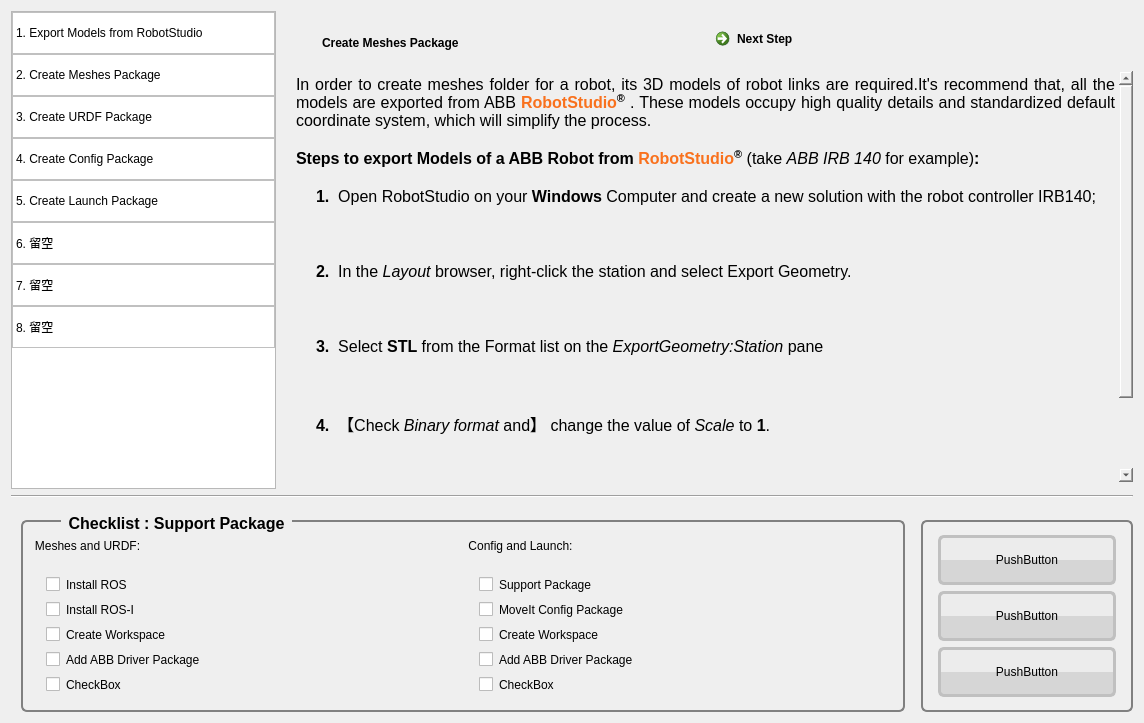
First picture: the form in gui/inetgration_assistant/AbbRosI-Intg-Asst/dialog_pkg_support.ui, repository Yifei1988/abb_ros-i_integration, before the edit.
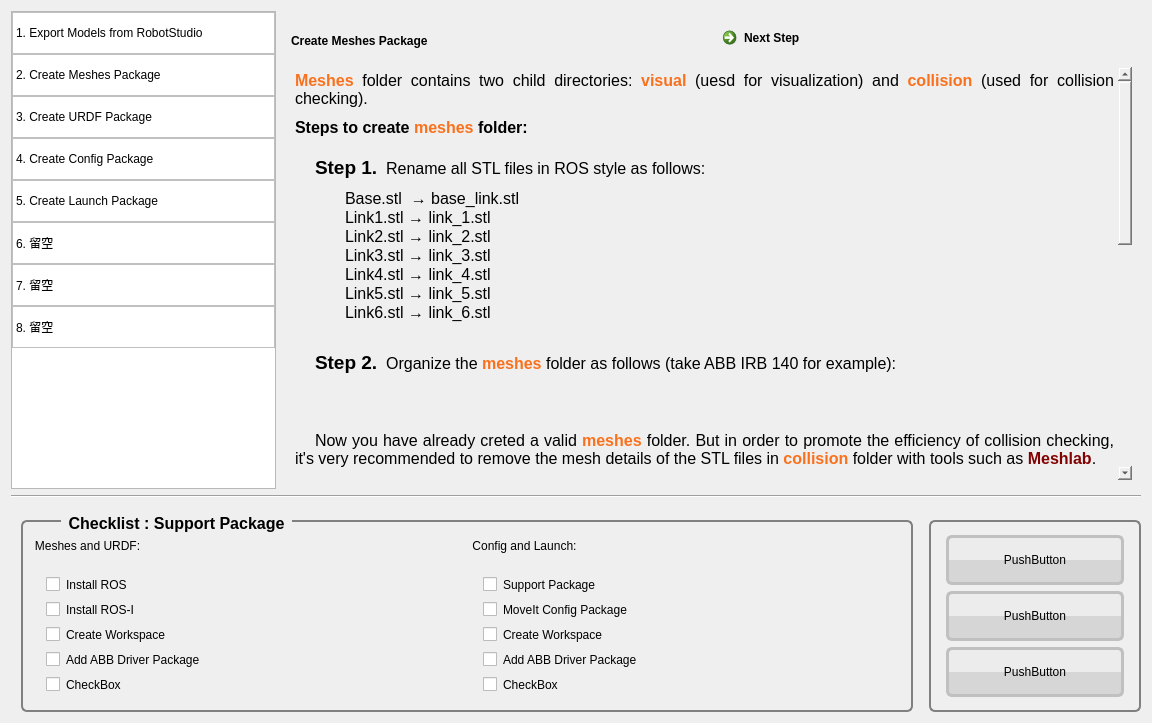
Second picture: the form after the edit. Icons and pictures are not drawn.

Commit message: gui: add meshes duide to dialog_pkg_support

Patch:
```diff
--- a/gui/inetgration_assistant/AbbRosI-Intg-Asst/dialog_pkg_support.ui
+++ b/gui/inetgration_assistant/AbbRosI-Intg-Asst/dialog_pkg_support.ui
@@ -6,7 +6,7 @@
    <rect>
     <x>0</x>
     <y>0</y>
-    <width>1144</width>
+    <width>1146</width>
     <height>723</height>
    </rect>
   </property>
@@ -220,60 +220,10 @@
           </layout>
          </widget>
          <widget class="QWidget" name="page_2">
-          <widget class="QTextBrowser" name="textBrowser_7">
-           <property name="geometry">
-            <rect>
-             <x>10</x>
-             <y>60</y>
-             <width>841</width>
-             <height>411</height>
-            </rect>
-           </property>
-           <property name="minimumSize">
-            <size>
-             <width>841</width>
-             <height>351</height>
-            </size>
-           </property>
-           <property name="styleSheet">
-            <string notr="true">background-color: transparent;
-border: 0px;</string>
-           </property>
-           <property name="html">
-            <string>&lt;!DOCTYPE HTML PUBLIC &quot;-//W3C//DTD HTML 4.0//EN&quot; &quot;http://www.w3.org/TR/REC-html40/strict.dtd&quot;&gt;
-&lt;html&gt;&lt;head&gt;&lt;meta name=&quot;qrichtext&quot; content=&quot;1&quot; /&gt;&lt;style type=&quot;text/css&quot;&gt;
-p, li { white-space: pre-wrap; }
-&lt;/style&gt;&lt;/head&gt;&lt;body style=&quot; font-family:'Ubuntu'; font-size:11pt; font-weight:400; font-style:normal;&quot;&gt;
-&lt;p align=&quot;justify&quot; style=&quot; margin-top:0px; margin-bottom:0px; margin-left:0px; margin-right:0px; -qt-block-indent:0; text-indent:0px;&quot;&gt;&lt;span style=&quot; font-size:12pt;&quot;&gt;In order to create meshes folder for a robot, its 3D models of robot links are required.It's recommend that, all the models are exported from ABB&lt;/span&gt;&lt;span style=&quot; font-size:12pt; color:#e01212;&quot;&gt; &lt;/span&gt;&lt;span style=&quot; font-size:12pt; font-weight:600; color:#f9711d;&quot;&gt;RobotStudio&lt;/span&gt;&lt;span style=&quot; font-size:12pt; font-weight:600; color:#000000; vertical-align:super;&quot;&gt;®&lt;/span&gt;&lt;span style=&quot; font-size:12pt;&quot;&gt; . These models occupy high quality details and standardized default coordinate system, which will simplify the process.&lt;/span&gt;&lt;/p&gt;
-&lt;p style=&quot;-qt-paragraph-type:empty; margin-top:0px; margin-bottom:0px; margin-left:0px; margin-right:0px; -qt-block-indent:0; text-indent:0px; font-size:12pt;&quot;&gt;&lt;br /&gt;&lt;/p&gt;
-&lt;p style=&quot; margin-top:0px; margin-bottom:0px; margin-left:0px; margin-right:0px; -qt-block-indent:0; text-indent:0px;&quot;&gt;&lt;span style=&quot; font-size:12pt; font-weight:600;&quot;&gt;Steps to export Models of a ABB Robot from &lt;/span&gt;&lt;span style=&quot; font-size:12pt; font-weight:600; color:#f9711d;&quot;&gt;RobotStudio&lt;/span&gt;&lt;span style=&quot; font-size:12pt; font-weight:600; color:#000000; vertical-align:super;&quot;&gt;®&lt;/span&gt;&lt;span style=&quot; font-size:12pt;&quot;&gt; (take &lt;/span&gt;&lt;span style=&quot; font-size:12pt; font-style:italic;&quot;&gt;ABB IRB 140 &lt;/span&gt;&lt;span style=&quot; font-size:12pt;&quot;&gt;for example)&lt;/span&gt;&lt;span style=&quot; font-size:12pt; font-weight:600;&quot;&gt;:&lt;/span&gt;&lt;/p&gt;
-&lt;p style=&quot;-qt-paragraph-type:empty; margin-top:0px; margin-bottom:0px; margin-left:0px; margin-right:0px; -qt-block-indent:0; text-indent:0px; font-size:12pt; font-weight:600;&quot;&gt;&lt;br /&gt;&lt;/p&gt;
-&lt;p align=&quot;justify&quot; style=&quot; margin-top:0px; margin-bottom:10px; margin-left:0px; margin-right:0px; -qt-block-indent:0; text-indent:20px;&quot;&gt;&lt;span style=&quot; font-size:12pt; font-weight:600;&quot;&gt;1.  &lt;/span&gt;&lt;span style=&quot; font-size:12pt;&quot;&gt;Open RobotStudio on your &lt;/span&gt;&lt;span style=&quot; font-size:12pt; font-weight:600;&quot;&gt;Windows &lt;/span&gt;&lt;span style=&quot; font-size:12pt;&quot;&gt;Computer and create a new solution with the robot controller IRB140;&lt;/span&gt;&lt;/p&gt;
-&lt;p align=&quot;justify&quot; style=&quot; margin-top:0px; margin-bottom:10px; margin-left:0px; margin-right:0px; -qt-block-indent:0; text-indent:20px;&quot;&gt;&lt;img src=&quot;:/pic/expt_mdl_step_1.png&quot; /&gt;&lt;/p&gt;
-&lt;p align=&quot;justify&quot; style=&quot;-qt-paragraph-type:empty; margin-top:0px; margin-bottom:10px; margin-left:0px; margin-right:0px; -qt-block-indent:0; text-indent:20px;&quot;&gt;&lt;br /&gt;&lt;/p&gt;
-&lt;p align=&quot;justify&quot; style=&quot; margin-top:0px; margin-bottom:10px; margin-left:0px; margin-right:0px; -qt-block-indent:0; text-indent:20px;&quot;&gt;&lt;span style=&quot; font-size:12pt; font-weight:600;&quot;&gt;2.  &lt;/span&gt;&lt;span style=&quot; font-size:12pt;&quot;&gt;In the &lt;/span&gt;&lt;span style=&quot; font-size:12pt; font-style:italic;&quot;&gt;Layout &lt;/span&gt;&lt;span style=&quot; font-size:12pt;&quot;&gt;browser, right-click the station and select Export Geometry.&lt;/span&gt;&lt;/p&gt;
-&lt;p align=&quot;justify&quot; style=&quot; margin-top:0px; margin-bottom:10px; margin-left:0px; margin-right:0px; -qt-block-indent:0; text-indent:20px;&quot;&gt;&lt;img src=&quot;:/pic/expt_mdl_step_2.png&quot; /&gt;&lt;/p&gt;
-&lt;p align=&quot;justify&quot; style=&quot;-qt-paragraph-type:empty; margin-top:0px; margin-bottom:10px; margin-left:0px; margin-right:0px; -qt-block-indent:0; text-indent:20px;&quot;&gt;&lt;br /&gt;&lt;/p&gt;
-&lt;p align=&quot;justify&quot; style=&quot; margin-top:0px; margin-bottom:10px; margin-left:0px; margin-right:0px; -qt-block-indent:0; text-indent:20px;&quot;&gt;&lt;span style=&quot; font-size:12pt; font-weight:600;&quot;&gt;3.  &lt;/span&gt;&lt;span style=&quot; font-size:12pt;&quot;&gt;Select &lt;/span&gt;&lt;span style=&quot; font-size:12pt; font-weight:600;&quot;&gt;STL&lt;/span&gt;&lt;span style=&quot; font-size:12pt;&quot;&gt; from the Format list on the &lt;/span&gt;&lt;span style=&quot; font-size:12pt; font-style:italic;&quot;&gt;ExportGeometry:Station&lt;/span&gt;&lt;span style=&quot; font-size:12pt;&quot;&gt; pane&lt;/span&gt;&lt;/p&gt;
-&lt;p align=&quot;justify&quot; style=&quot; margin-top:0px; margin-bottom:10px; margin-left:0px; margin-right:0px; -qt-block-indent:0; text-indent:20px;&quot;&gt;&lt;img src=&quot;:/pic/expt_mdl_step_3.png&quot; /&gt;&lt;/p&gt;
-&lt;p align=&quot;justify&quot; style=&quot;-qt-paragraph-type:empty; margin-top:0px; margin-bottom:10px; margin-left:0px; margin-right:0px; -qt-block-indent:0; text-indent:20px;&quot;&gt;&lt;br /&gt;&lt;/p&gt;
-&lt;p align=&quot;justify&quot; style=&quot; margin-top:0px; margin-bottom:10px; margin-left:0px; margin-right:0px; -qt-block-indent:0; text-indent:20px;&quot;&gt;&lt;span style=&quot; font-size:12pt; font-weight:600;&quot;&gt;4.  【&lt;/span&gt;&lt;span style=&quot; font-size:12pt;&quot;&gt;Check &lt;/span&gt;&lt;span style=&quot; font-size:12pt; font-style:italic;&quot;&gt;Binary format&lt;/span&gt;&lt;span style=&quot; font-size:12pt;&quot;&gt; and&lt;/span&gt;&lt;span style=&quot; font-size:12pt; font-weight:600;&quot;&gt;】&lt;/span&gt;&lt;span style=&quot; font-size:12pt;&quot;&gt; change the value of &lt;/span&gt;&lt;span style=&quot; font-size:12pt; font-style:italic;&quot;&gt;Scale&lt;/span&gt;&lt;span style=&quot; font-size:12pt;&quot;&gt; to &lt;/span&gt;&lt;span style=&quot; font-size:12pt; font-weight:600;&quot;&gt;1&lt;/span&gt;&lt;span style=&quot; font-size:12pt;&quot;&gt;. &lt;/span&gt;&lt;/p&gt;
-&lt;p align=&quot;justify&quot; style=&quot; margin-top:0px; margin-bottom:10px; margin-left:0px; margin-right:0px; -qt-block-indent:0; text-indent:20px;&quot;&gt;&lt;img src=&quot;:/pic/expt_mdl_step_4.png&quot; /&gt;&lt;/p&gt;
-&lt;p align=&quot;justify&quot; style=&quot;-qt-paragraph-type:empty; margin-top:0px; margin-bottom:10px; margin-left:0px; margin-right:0px; -qt-block-indent:0; text-indent:20px;&quot;&gt;&lt;br /&gt;&lt;/p&gt;
-&lt;p align=&quot;justify&quot; style=&quot; margin-top:0px; margin-bottom:10px; margin-left:0px; margin-right:0px; -qt-block-indent:0; text-indent:20px;&quot;&gt;&lt;span style=&quot; font-size:12pt; font-weight:600;&quot;&gt;5.  &lt;/span&gt;&lt;span style=&quot; font-size:12pt;&quot;&gt;Click &lt;/span&gt;&lt;span style=&quot; font-size:12pt; font-style:italic;&quot;&gt;Export&lt;/span&gt;&lt;span style=&quot; font-size:12pt;&quot;&gt; and select the destination folder.&lt;/span&gt;&lt;/p&gt;
-&lt;p align=&quot;justify&quot; style=&quot;-qt-paragraph-type:empty; margin-top:0px; margin-bottom:10px; margin-left:0px; margin-right:0px; -qt-block-indent:0; text-indent:20px; font-size:12pt;&quot;&gt;&lt;br /&gt;&lt;/p&gt;
-&lt;p align=&quot;justify&quot; style=&quot; margin-top:0px; margin-bottom:10px; margin-left:0px; margin-right:0px; -qt-block-indent:0; text-indent:20px;&quot;&gt;&lt;span style=&quot; font-size:12pt; font-weight:600;&quot;&gt;6.  &lt;/span&gt;&lt;span style=&quot; font-size:12pt;&quot;&gt;Repeat this process for the rest of links in the robot (Base ~ Link6).&lt;/span&gt;&lt;/p&gt;&lt;/body&gt;&lt;/html&gt;</string>
-           </property>
-          </widget>
-          <widget class="QWidget" name="">
-           <property name="geometry">
-            <rect>
-             <x>40</x>
-             <y>10</y>
-             <width>556</width>
-             <height>43</height>
-            </rect>
-           </property>
+          <layout class="QGridLayout" name="gridLayout_4">
+           <item row="0" column="0">
+            <layout class="QVBoxLayout" name="verticalLayout_8">
+             <item>
            <layout class="QHBoxLayout" name="horizontalLayout_7">
             <item>
              <widget class="QLabel" name="label_title_2">
@@ -311,7 +261,69 @@
              </widget>
             </item>
            </layout>
-          </widget>
+             </item>
+             <item>
+              <widget class="QTextBrowser" name="textBrowser_7">
+               <property name="minimumSize">
+                <size>
+                 <width>841</width>
+                 <height>351</height>
+                </size>
+               </property>
+               <property name="styleSheet">
+                <string notr="true">background-color: transparent;
+border: 0px;</string>
+               </property>
+               <property name="html">
+                <string>&lt;!DOCTYPE HTML PUBLIC &quot;-//W3C//DTD HTML 4.0//EN&quot; &quot;http://www.w3.org/TR/REC-html40/strict.dtd&quot;&gt;
+&lt;html&gt;&lt;head&gt;&lt;meta name=&quot;qrichtext&quot; content=&quot;1&quot; /&gt;&lt;style type=&quot;text/css&quot;&gt;
+p, li { white-space: pre-wrap; }
+&lt;/style&gt;&lt;/head&gt;&lt;body style=&quot; font-family:'Ubuntu'; font-size:11pt; font-weight:400; font-style:normal;&quot;&gt;
+&lt;p align=&quot;justify&quot; style=&quot; margin-top:0px; margin-bottom:10px; margin-left:0px; margin-right:0px; -qt-block-indent:0; text-indent:0px;&quot;&gt;&lt;span style=&quot; font-size:12pt; font-weight:600; color:#f9711d;&quot;&gt;Meshes&lt;/span&gt;&lt;span style=&quot; font-size:12pt;&quot;&gt; folder contains two child directories: &lt;/span&gt;&lt;span style=&quot; font-size:12pt; font-weight:600; color:#f9711d;&quot;&gt;visual &lt;/span&gt;&lt;span style=&quot; font-size:12pt;&quot;&gt;(uesd for visualization) and &lt;/span&gt;&lt;span style=&quot; font-size:12pt; font-weight:600; color:#f9711d;&quot;&gt;collision &lt;/span&gt;&lt;span style=&quot; font-size:12pt;&quot;&gt;(used for collision checking). &lt;/span&gt;&lt;/p&gt;
+&lt;p align=&quot;justify&quot; style=&quot; margin-top:0px; margin-bottom:0px; margin-left:0px; margin-right:0px; -qt-block-indent:0; text-indent:0px;&quot;&gt;&lt;span style=&quot; font-size:12pt; font-weight:600;&quot;&gt;Steps to create &lt;/span&gt;&lt;span style=&quot; font-size:12pt; font-weight:600; color:#f9711d;&quot;&gt;meshes&lt;/span&gt;&lt;span style=&quot; font-size:12pt; font-weight:600;&quot;&gt; folder:&lt;/span&gt;&lt;/p&gt;
+&lt;p align=&quot;justify&quot; style=&quot;-qt-paragraph-type:empty; margin-top:0px; margin-bottom:0px; margin-left:0px; margin-right:0px; -qt-block-indent:0; text-indent:0px; font-size:12pt; font-weight:600;&quot;&gt;&lt;br /&gt;&lt;/p&gt;
+&lt;p align=&quot;justify&quot; style=&quot; margin-top:0px; margin-bottom:10px; margin-left:0px; margin-right:0px; -qt-block-indent:0; text-indent:20px;&quot;&gt;&lt;span style=&quot; font-size:14pt; font-weight:600;&quot;&gt;Step 1.&lt;/span&gt;&lt;span style=&quot; font-size:12pt; font-weight:600;&quot;&gt;  &lt;/span&gt;&lt;span style=&quot; font-size:12pt;&quot;&gt;Rename all STL files in ROS style as follows:&lt;/span&gt;&lt;/p&gt;
+&lt;p align=&quot;justify&quot; style=&quot; margin-top:0px; margin-bottom:0px; margin-left:0px; margin-right:0px; -qt-block-indent:0; text-indent:50px;&quot;&gt;&lt;span style=&quot; font-size:12pt;&quot;&gt;Base.stl  &lt;/span&gt;&lt;span style=&quot; font-size:12pt; font-weight:600;&quot;&gt;→&lt;/span&gt;&lt;span style=&quot; font-size:12pt;&quot;&gt; base_link.stl&lt;/span&gt;&lt;/p&gt;
+&lt;p align=&quot;justify&quot; style=&quot; margin-top:0px; margin-bottom:0px; margin-left:0px; margin-right:0px; -qt-block-indent:0; text-indent:50px;&quot;&gt;&lt;span style=&quot; font-size:12pt;&quot;&gt;Link1.stl &lt;/span&gt;&lt;span style=&quot; font-size:12pt; font-weight:600;&quot;&gt;→&lt;/span&gt;&lt;span style=&quot; font-size:12pt;&quot;&gt; link_1.stl&lt;/span&gt;&lt;/p&gt;
+&lt;p align=&quot;justify&quot; style=&quot; margin-top:0px; margin-bottom:0px; margin-left:0px; margin-right:0px; -qt-block-indent:0; text-indent:50px;&quot;&gt;&lt;span style=&quot; font-size:12pt;&quot;&gt;Link2.stl &lt;/span&gt;&lt;span style=&quot; font-size:12pt; font-weight:600;&quot;&gt;→&lt;/span&gt;&lt;span style=&quot; font-size:12pt;&quot;&gt; link_2.stl&lt;/span&gt;&lt;/p&gt;
+&lt;p align=&quot;justify&quot; style=&quot; margin-top:0px; margin-bottom:0px; margin-left:0px; margin-right:0px; -qt-block-indent:0; text-indent:50px;&quot;&gt;&lt;span style=&quot; font-size:12pt;&quot;&gt;Link3.stl &lt;/span&gt;&lt;span style=&quot; font-size:12pt; font-weight:600;&quot;&gt;→&lt;/span&gt;&lt;span style=&quot; font-size:12pt;&quot;&gt; link_3.stl&lt;/span&gt;&lt;/p&gt;
+&lt;p align=&quot;justify&quot; style=&quot; margin-top:0px; margin-bottom:0px; margin-left:0px; margin-right:0px; -qt-block-indent:0; text-indent:50px;&quot;&gt;&lt;span style=&quot; font-size:12pt;&quot;&gt;Link4.stl &lt;/span&gt;&lt;span style=&quot; font-size:12pt; font-weight:600;&quot;&gt;→&lt;/span&gt;&lt;span style=&quot; font-size:12pt;&quot;&gt; link_4.stl&lt;/span&gt;&lt;/p&gt;
+&lt;p align=&quot;justify&quot; style=&quot; margin-top:0px; margin-bottom:0px; margin-left:0px; margin-right:0px; -qt-block-indent:0; text-indent:50px;&quot;&gt;&lt;span style=&quot; font-size:12pt;&quot;&gt;Link5.stl &lt;/span&gt;&lt;span style=&quot; font-size:12pt; font-weight:600;&quot;&gt;→&lt;/span&gt;&lt;span style=&quot; font-size:12pt;&quot;&gt; link_5.stl&lt;/span&gt;&lt;/p&gt;
+&lt;p align=&quot;justify&quot; style=&quot; margin-top:0px; margin-bottom:0px; margin-left:0px; margin-right:0px; -qt-block-indent:0; text-indent:50px;&quot;&gt;&lt;span style=&quot; font-size:12pt;&quot;&gt;Link6.stl &lt;/span&gt;&lt;span style=&quot; font-size:12pt; font-weight:600;&quot;&gt;→&lt;/span&gt;&lt;span style=&quot; font-size:12pt;&quot;&gt; link_6.stl&lt;/span&gt;&lt;/p&gt;
+&lt;p align=&quot;justify&quot; style=&quot;-qt-paragraph-type:empty; margin-top:0px; margin-bottom:10px; margin-left:0px; margin-right:0px; -qt-block-indent:0; text-indent:20px; font-size:12pt;&quot;&gt;&lt;br /&gt;&lt;/p&gt;
+&lt;p align=&quot;justify&quot; style=&quot; margin-top:0px; margin-bottom:10px; margin-left:0px; margin-right:0px; -qt-block-indent:0; text-indent:20px;&quot;&gt;&lt;span style=&quot; font-size:14pt; font-weight:600;&quot;&gt;Step 2.&lt;/span&gt;&lt;span style=&quot; font-size:12pt; font-weight:600;&quot;&gt;  &lt;/span&gt;&lt;span style=&quot; font-size:12pt;&quot;&gt;Organize the &lt;/span&gt;&lt;span style=&quot; font-size:12pt; font-weight:600; color:#f9711d;&quot;&gt;meshes&lt;/span&gt;&lt;span style=&quot; font-size:12pt;&quot;&gt; folder as follows (take ABB IRB 140 for example):&lt;/span&gt;&lt;/p&gt;
+&lt;p align=&quot;justify&quot; style=&quot; margin-top:0px; margin-bottom:0px; margin-left:0px; margin-right:0px; -qt-block-indent:0; text-indent:50px;&quot;&gt;&lt;img src=&quot;:/pic/meshes_layout.png&quot; /&gt;&lt;/p&gt;
+&lt;p align=&quot;justify&quot; style=&quot;-qt-paragraph-type:empty; margin-top:0px; margin-bottom:10px; margin-left:0px; margin-right:0px; -qt-block-indent:0; text-indent:20px; font-size:12pt;&quot;&gt;&lt;br /&gt;&lt;/p&gt;
+&lt;p align=&quot;justify&quot; style=&quot; margin-top:0px; margin-bottom:10px; margin-left:0px; margin-right:0px; -qt-block-indent:0; text-indent:20px;&quot;&gt;&lt;span style=&quot; font-size:12pt;&quot;&gt;Now you have already creted a valid &lt;/span&gt;&lt;span style=&quot; font-size:12pt; font-weight:600; color:#f9711d;&quot;&gt;meshes&lt;/span&gt;&lt;span style=&quot; font-size:12pt;&quot;&gt; folder. But in order to promote the efficiency of collision checking, it's very recommended to remove the mesh details of the STL files in &lt;/span&gt;&lt;span style=&quot; font-size:12pt; font-weight:600; color:#f9711d;&quot;&gt;collision &lt;/span&gt;&lt;span style=&quot; font-size:12pt;&quot;&gt;folder with tools such as &lt;/span&gt;&lt;span style=&quot; font-size:12pt; font-weight:600; color:#820202;&quot;&gt;Meshlab&lt;/span&gt;&lt;span style=&quot; font-size:12pt;&quot;&gt;.&lt;/span&gt;&lt;/p&gt;
+&lt;p align=&quot;justify&quot; style=&quot; margin-top:0px; margin-bottom:10px; margin-left:0px; margin-right:0px; -qt-block-indent:0; text-indent:20px;&quot;&gt;&lt;span style=&quot; font-size:12pt; font-weight:600; color:#820202;&quot;&gt;Meshlab&lt;/span&gt;&lt;img src=&quot;:/icon/meshlab_logo.png&quot; /&gt;&lt;span style=&quot; font-size:12pt;&quot;&gt; is an open source software for processing and editing 3D triangular meshes. You can find its download links here: &lt;/span&gt;&lt;a href=&quot;http://www.meshlab.net/#download&quot;&gt;&lt;span style=&quot; font-size:12pt; font-weight:600; text-decoration: underline; color:#0000ff;&quot;&gt;http://www.meshlab.net/#download&lt;/span&gt;&lt;/a&gt;&lt;/p&gt;
+&lt;p align=&quot;justify&quot; style=&quot;-qt-paragraph-type:empty; margin-top:0px; margin-bottom:10px; margin-left:0px; margin-right:0px; -qt-block-indent:0; text-indent:20px; font-weight:600; text-decoration: underline; color:#0000ff;&quot;&gt;&lt;br /&gt;&lt;/p&gt;
+&lt;p align=&quot;justify&quot; style=&quot; margin-top:0px; margin-bottom:10px; margin-left:0px; margin-right:0px; -qt-block-indent:0; text-indent:20px;&quot;&gt;&lt;span style=&quot; font-size:14pt; font-weight:600;&quot;&gt;Step 3(optional).&lt;/span&gt;&lt;span style=&quot; font-size:12pt; font-weight:600;&quot;&gt;  &lt;/span&gt;&lt;span style=&quot; font-size:12pt;&quot;&gt;Open &lt;/span&gt;&lt;span style=&quot; font-size:12pt; font-weight:600; color:#820202;&quot;&gt;Meshlab&lt;/span&gt;&lt;span style=&quot; font-size:12pt;&quot;&gt; and import a mesh (take base_link.stl of ABB IRB 140 for example):&lt;/span&gt;&lt;/p&gt;
+&lt;p align=&quot;justify&quot; style=&quot; margin-top:0px; margin-bottom:10px; margin-left:0px; margin-right:0px; -qt-block-indent:0; text-indent:20px;&quot;&gt;&lt;img src=&quot;:/pic/meshlab_step_1.png&quot; /&gt;&lt;/p&gt;
+&lt;p align=&quot;justify&quot; style=&quot;-qt-paragraph-type:empty; margin-top:0px; margin-bottom:10px; margin-left:0px; margin-right:0px; -qt-block-indent:0; text-indent:20px; font-size:12pt;&quot;&gt;&lt;br /&gt;&lt;/p&gt;
+&lt;p align=&quot;justify&quot; style=&quot; margin-top:0px; margin-bottom:10px; margin-left:0px; margin-right:0px; -qt-block-indent:0; text-indent:20px;&quot;&gt;&lt;span style=&quot; font-size:12pt;&quot;&gt;Use the option: &lt;/span&gt;&lt;span style=&quot; font-size:12pt; font-style:italic;&quot;&gt;Filters&lt;/span&gt;&lt;span style=&quot; font-size:12pt;&quot;&gt; &lt;/span&gt;&lt;span style=&quot; font-size:12pt; font-weight:600;&quot;&gt;→&lt;/span&gt;&lt;span style=&quot; font-size:12pt;&quot;&gt; &lt;/span&gt;&lt;span style=&quot; font-size:12pt; font-style:italic;&quot;&gt;Remeshing, Simplification and Reconstruction&lt;/span&gt;&lt;span style=&quot; font-size:12pt;&quot;&gt; &lt;/span&gt;&lt;span style=&quot; font-size:12pt; font-weight:600;&quot;&gt;→&lt;/span&gt;&lt;span style=&quot; font-size:12pt;&quot;&gt; &lt;/span&gt;&lt;span style=&quot; font-size:12pt; font-style:italic;&quot;&gt;Convex Hull&lt;/span&gt;&lt;span style=&quot; font-size:12pt;&quot;&gt;:&lt;/span&gt;&lt;/p&gt;
+&lt;p align=&quot;justify&quot; style=&quot; margin-top:0px; margin-bottom:10px; margin-left:0px; margin-right:0px; -qt-block-indent:0; text-indent:20px;&quot;&gt;&lt;img src=&quot;:/pic/meshlab_step_2.png&quot; /&gt;&lt;/p&gt;
+&lt;p align=&quot;justify&quot; style=&quot;-qt-paragraph-type:empty; margin-top:0px; margin-bottom:10px; margin-left:0px; margin-right:0px; -qt-block-indent:0; text-indent:20px;&quot;&gt;&lt;br /&gt;&lt;/p&gt;
+&lt;p align=&quot;justify&quot; style=&quot; margin-top:0px; margin-bottom:10px; margin-left:0px; margin-right:0px; -qt-block-indent:0; text-indent:20px;&quot;&gt;&lt;span style=&quot; font-size:12pt;&quot;&gt;Click &lt;/span&gt;&lt;span style=&quot; font-size:12pt; font-style:italic;&quot;&gt;Apply&lt;/span&gt;&lt;span style=&quot; font-size:12pt;&quot;&gt;:&lt;/span&gt;&lt;/p&gt;
+&lt;p align=&quot;justify&quot; style=&quot; margin-top:0px; margin-bottom:10px; margin-left:0px; margin-right:0px; -qt-block-indent:0; text-indent:20px;&quot;&gt;&lt;img src=&quot;:/pic/meshlab_step_3.png&quot; /&gt;&lt;/p&gt;
+&lt;p align=&quot;justify&quot; style=&quot;-qt-paragraph-type:empty; margin-top:0px; margin-bottom:10px; margin-left:0px; margin-right:0px; -qt-block-indent:0; text-indent:20px;&quot;&gt;&lt;br /&gt;&lt;/p&gt;
+&lt;p align=&quot;justify&quot; style=&quot; margin-top:0px; margin-bottom:10px; margin-left:0px; margin-right:0px; -qt-block-indent:0; text-indent:20px;&quot;&gt;&lt;span style=&quot; font-size:12pt;&quot;&gt;Remesh finished:&lt;/span&gt;&lt;/p&gt;
+&lt;p align=&quot;justify&quot; style=&quot; margin-top:0px; margin-bottom:10px; margin-left:0px; margin-right:0px; -qt-block-indent:0; text-indent:20px;&quot;&gt;&lt;img src=&quot;:/pic/meshlab_step_4.png&quot; /&gt;&lt;/p&gt;
+&lt;p align=&quot;justify&quot; style=&quot;-qt-paragraph-type:empty; margin-top:0px; margin-bottom:10px; margin-left:0px; margin-right:0px; -qt-block-indent:0; text-indent:20px;&quot;&gt;&lt;br /&gt;&lt;/p&gt;
+&lt;p align=&quot;justify&quot; style=&quot; margin-top:0px; margin-bottom:10px; margin-left:0px; margin-right:0px; -qt-block-indent:0; text-indent:20px;&quot;&gt;&lt;span style=&quot; font-size:12pt;&quot;&gt;Now you can save the new mesh also as STL file, and then choose the saving options as follows:&lt;/span&gt;&lt;/p&gt;
+&lt;p align=&quot;justify&quot; style=&quot; margin-top:0px; margin-bottom:10px; margin-left:0px; margin-right:0px; -qt-block-indent:0; text-indent:20px;&quot;&gt;&lt;img src=&quot;:/pic/meshlab_step_5.png&quot; /&gt;&lt;/p&gt;
+&lt;p align=&quot;justify&quot; style=&quot;-qt-paragraph-type:empty; margin-top:0px; margin-bottom:10px; margin-left:0px; margin-right:0px; -qt-block-indent:0; text-indent:20px;&quot;&gt;&lt;br /&gt;&lt;/p&gt;
+&lt;p align=&quot;justify&quot; style=&quot; margin-top:0px; margin-bottom:10px; margin-left:0px; margin-right:0px; -qt-block-indent:0; text-indent:20px;&quot;&gt;&lt;span style=&quot; font-size:12pt;&quot;&gt;Repeat this process for the rest of STL files (base_link.stl ~ link_6.stl).&lt;/span&gt;&lt;/p&gt;
+&lt;p align=&quot;justify&quot; style=&quot;-qt-paragraph-type:empty; margin-top:0px; margin-bottom:10px; margin-left:0px; margin-right:0px; -qt-block-indent:0; text-indent:20px; font-size:12pt;&quot;&gt;&lt;br /&gt;&lt;/p&gt;
+&lt;p align=&quot;justify&quot; style=&quot; margin-top:0px; margin-bottom:10px; margin-left:0px; margin-right:0px; -qt-block-indent:0; text-indent:20px;&quot;&gt;&lt;span style=&quot; font-size:14pt; font-weight:600;&quot;&gt;Step 4.&lt;/span&gt;&lt;span style=&quot; font-size:12pt; font-weight:600;&quot;&gt;  &lt;/span&gt;&lt;span style=&quot; font-size:12pt;&quot;&gt;Copy the &lt;/span&gt;&lt;span style=&quot; font-size:12pt; font-weight:600; color:#f9711d;&quot;&gt;meshes&lt;/span&gt;&lt;span style=&quot; font-size:12pt;&quot;&gt; folder from your &lt;/span&gt;&lt;span style=&quot; font-size:12pt; font-weight:600;&quot;&gt;Windows&lt;/span&gt;&lt;span style=&quot; font-size:12pt;&quot;&gt; computer to &lt;/span&gt;&lt;span style=&quot; font-size:12pt; font-weight:600;&quot;&gt;Linux-Ubuntu&lt;/span&gt;&lt;span style=&quot; font-size:12pt;&quot;&gt; computer as this path: &lt;/span&gt;&lt;span style=&quot; font-size:12pt; font-weight:600; color:#f9711d;&quot;&gt;~&lt;/span&gt;&lt;span style=&quot; font-size:12pt; font-weight:600;&quot;&gt;/&lt;/span&gt;&lt;span style=&quot; font-size:12pt; font-weight:600; color:#f9711d;&quot;&gt;catkin_ws&lt;/span&gt;&lt;span style=&quot; font-size:12pt; font-weight:600;&quot;&gt;/&lt;/span&gt;&lt;span style=&quot; font-size:12pt; font-weight:600; color:#f9711d;&quot;&gt;src&lt;/span&gt;&lt;span style=&quot; font-size:12pt; font-weight:600;&quot;&gt;/&lt;/span&gt;&lt;span style=&quot; font-size:12pt; font-weight:600; color:#f9711d;&quot;&gt;&amp;lt;your support package&amp;gt;&lt;/span&gt;&lt;span style=&quot; font-size:12pt; font-weight:600;&quot;&gt;/&lt;/span&gt;&lt;span style=&quot; font-size:12pt;&quot;&gt;, for example: &lt;/span&gt;&lt;span style=&quot; font-size:12pt; font-weight:600;&quot;&gt;~/catkin_ws/src/abb_irb140_support/meshes&lt;/span&gt;&lt;/p&gt;&lt;/body&gt;&lt;/html&gt;</string>
+               </property>
+               <property name="openExternalLinks">
+                <bool>true</bool>
+               </property>
+              </widget>
+             </item>
+            </layout>
+           </item>
+          </layout>
          </widget>
          <widget class="QWidget" name="page_3">
           <widget class="QLabel" name="label_title_3">
```
Left out of the diff: 34 changed lines with no effect on the pictures. Lines whose indentation alone changed are shown as unchanged. The commit also changes 18 other files.
